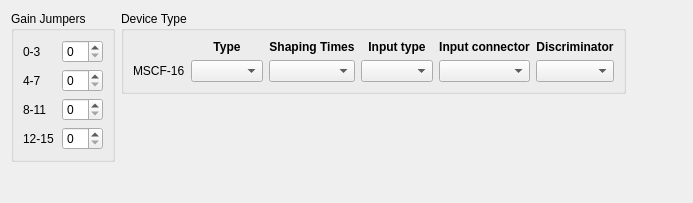
The window that src/client/mesycontrol/ui/mscf16_settings.ui (flueke/mesycontrol) describes before a commit, drawn with Qt 5.
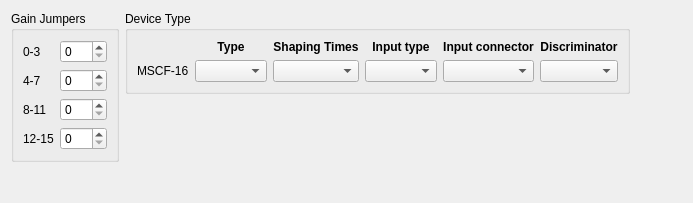
The same window after the commit.

Commit message: mscf16: fix support for charge integrating mscf

Patch:
```diff
--- a/src/client/mesycontrol/ui/mscf16_settings.ui
+++ b/src/client/mesycontrol/ui/mscf16_settings.ui
@@ -30,9 +30,6 @@
         </property>
        </widget>
       </item>
-      <item row="0" column="1">
-       <widget class="QSpinBox" name="spin_gain_jumpers_group0"/>
-      </item>
       <item row="1" column="0">
        <widget class="QLabel" name="label_8">
         <property name="text">
@@ -40,9 +37,6 @@
         </property>
        </widget>
       </item>
-      <item row="1" column="1">
-       <widget class="QSpinBox" name="spin_gain_jumpers_group1"/>
-      </item>
       <item row="2" column="0">
        <widget class="QLabel" name="label_9">
         <property name="text">
@@ -50,9 +44,6 @@
         </property>
        </widget>
       </item>
-      <item row="2" column="1">
-       <widget class="QSpinBox" name="spin_gain_jumpers_group2"/>
-      </item>
       <item row="3" column="0">
        <widget class="QLabel" name="label_10">
         <property name="text">
@@ -60,8 +51,33 @@
         </property>
        </widget>
       </item>
+      <item row="0" column="1">
+       <widget class="QDoubleSpinBox" name="spin_gain_jumpers_group0">
+        <property name="decimals">
+         <number>0</number>
+        </property>
+       </widget>
+      </item>
+      <item row="1" column="1">
+       <widget class="QDoubleSpinBox" name="spin_gain_jumpers_group1">
+        <property name="decimals">
+         <number>0</number>
+        </property>
+       </widget>
+      </item>
+      <item row="2" column="1">
+       <widget class="QDoubleSpinBox" name="spin_gain_jumpers_group2">
+        <property name="decimals">
+         <number>0</number>
+        </property>
+       </widget>
+      </item>
       <item row="3" column="1">
-       <widget class="QSpinBox" name="spin_gain_jumpers_group3"/>
+       <widget class="QDoubleSpinBox" name="spin_gain_jumpers_group3">
+        <property name="decimals">
+         <number>0</number>
+        </property>
+       </widget>
       </item>
      </layout>
     </widget>
```
The commit also changes 3 other files.
